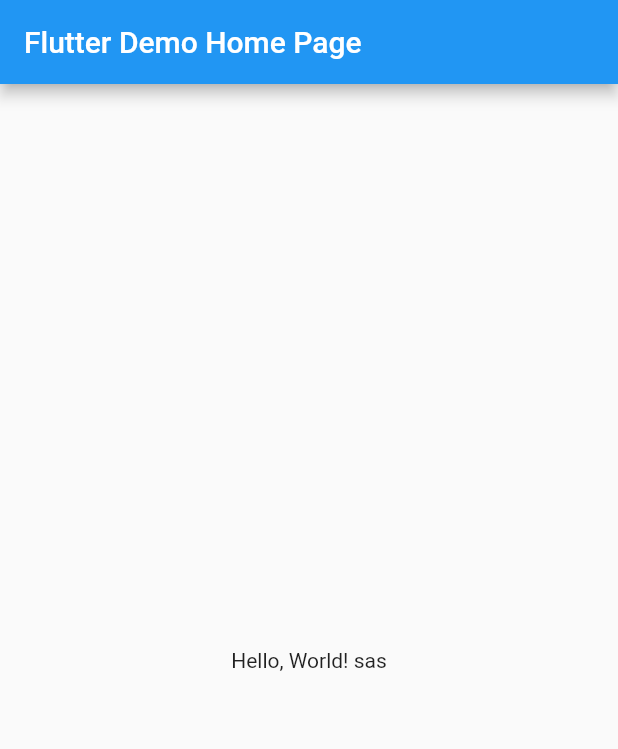
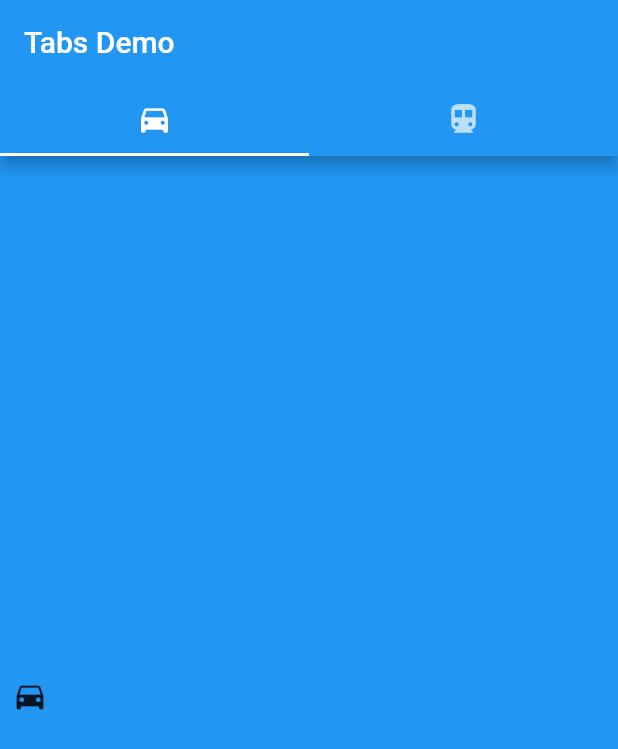
Before and after one commit to thatjosh/google-bgn-hackathon-fact-checker, a Flutter app: the screen it shows after launch, on a phone screen of 412 x 824 dp. Shown: the top 749 px of the screen. Run offline on Flutter 3.47's test engine with Material 2 defaults, Android fonts, the phone set to English and light mode, and no system bars.

Commit message:
codebase setup

```diff
--- /dev/null
+++ b/lib/component/feed.dart
@@ -0,0 +1,20 @@
+import 'package:flutter/material.dart';
+
+class TabFeed extends StatelessWidget {
+  const TabFeed({required super.key});
+  // Fields in a Widget subclass are always marked "final".
+  // final Widget title;
+
+  @override
+  Widget build(BuildContext context) {
+    return Container(
+      height: 36.0, // in logical pixels
+      padding: const EdgeInsets.symmetric(horizontal: 8.0),
+      decoration: BoxDecoration(color: Colors.blue[500]),
+      // Row is a horizontal, linear layout.
+      child: Row(
+        children: const [Icon(Icons.directions_car)],
+      ),
+    );
+  }
+}
--- /dev/null
+++ b/lib/component/uploadImage.dart
@@ -0,0 +1,21 @@
+// ignore_for_file: file_names
+import 'package:flutter/material.dart';
+
+class TabUploadImage extends StatelessWidget {
+  const TabUploadImage({required super.key});
+  // Fields in a Widget subclass are always marked "final".
+  // final Widget title;
+
+  @override
+  Widget build(BuildContext context) {
+    return Container(
+      height: 36.0, // in logical pixels
+      padding: const EdgeInsets.symmetric(horizontal: 8.0),
+      decoration: BoxDecoration(color: Colors.blue[500]),
+      // Row is a horizontal, linear layout.
+      child: Row(
+        children: const [Icon(Icons.directions_transit)],
+      ),
+    );
+  }
+}
--- a/lib/main.dart
+++ b/lib/main.dart
@@ -1,40 +1,39 @@
 import 'package:flutter/material.dart';
+import 'package:helloworld/component/feed.dart';
+import 'component/uploadImage.dart';
 
-void main() => runApp(MyApp());
+void main() {
+  runApp(const TabBarDemo());
+}
 
-class MyApp extends StatelessWidget {
-  // This widget is the root of your application.
+class TabBarDemo extends StatelessWidget {
+  const TabBarDemo({super.key});
+
   @override
   Widget build(BuildContext context) {
     return MaterialApp(
-      // Application name
-      title: 'Flutter Hello World',
-      // Application theme data, you can set the colors for the application as
-      // you want
-      theme: ThemeData(
-        primarySwatch: Colors.blue,
-      ),
-      // A widget which will be started on application startup
-      home: MyHomePage(title: 'Flutter Demo Home Page'),
-    );
-  }
-}
-
-class MyHomePage extends StatelessWidget {
-  final String title;
-  const MyHomePage({Key? key, required this.title}) : super(key: key);
-
-  @override
-  Widget build(BuildContext context) {
-    return Scaffold(
-      appBar: AppBar(
-        // The title text which will be shown on the action bar
-        title: Text(title),
-      ),
-      body: Center(
-        child: Text(
-          'Hello, World! sas',
-        ),
+      home: DefaultTabController(
+        length: 2,
+        child: Scaffold(
+            appBar: AppBar(
+              bottom: const TabBar(
+                tabs: [
+                  Tab(icon: Icon(Icons.directions_car)),
+                  Tab(icon: Icon(Icons.directions_transit)),
+                ],
+              ),
+              title: const Text('Tabs Demo'),
+            ),
+            body: const TabBarView(
+              children: <Widget>[
+                TabFeed(
+                  key: null,
+                ),
+                TabUploadImage(
+                  key: null,
+                )
+              ],
+            )),
       ),
     );
   }
--- a/pubspec.yaml
+++ b/pubspec.yaml
@@ -14,11 +14,12 @@
 version: 1.0.0+1
 
 environment:
-  sdk: ">=2.12.0 <3.0.0"
+  sdk: ">=2.17.0 <3.0.0"
 
 dependencies:
   flutter:
     sdk: flutter
+  get: ^4.6.5
 
 dev_dependencies:
   flutter_test:
@@ -36,7 +37,6 @@
 
 # The following section is specific to Flutter.
 flutter:
-
   # The following line ensures that the Material Icons font is
   # included with your application, so that you can use the icons in
   # the material Icons class.
```
Also changed, not shown: pubspec.lock, 2 other files.
